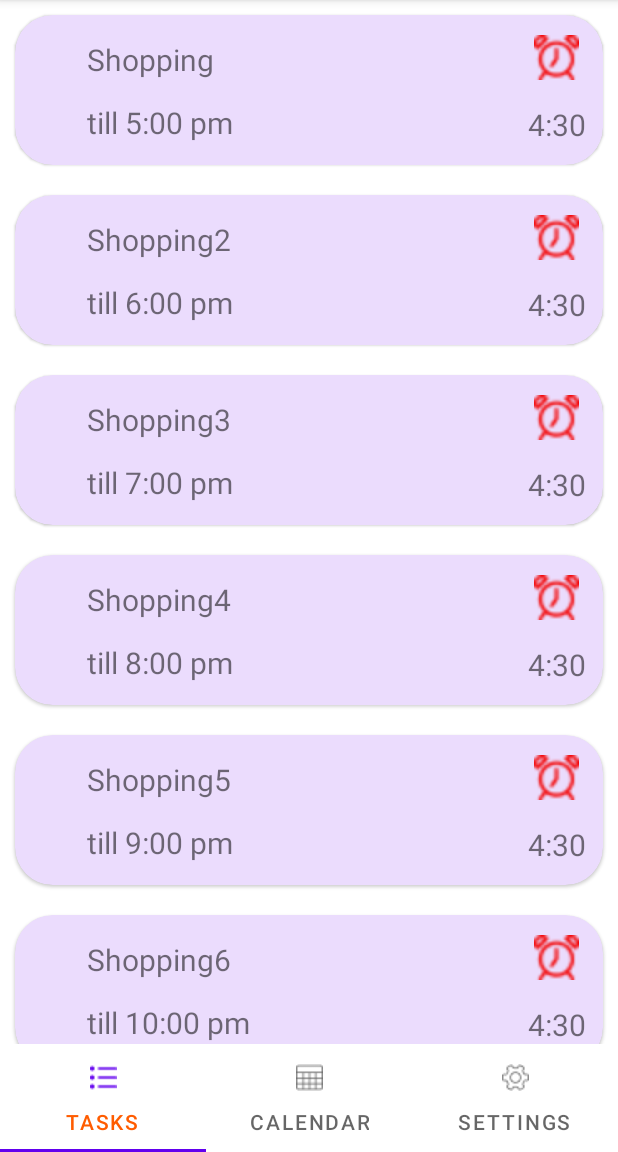
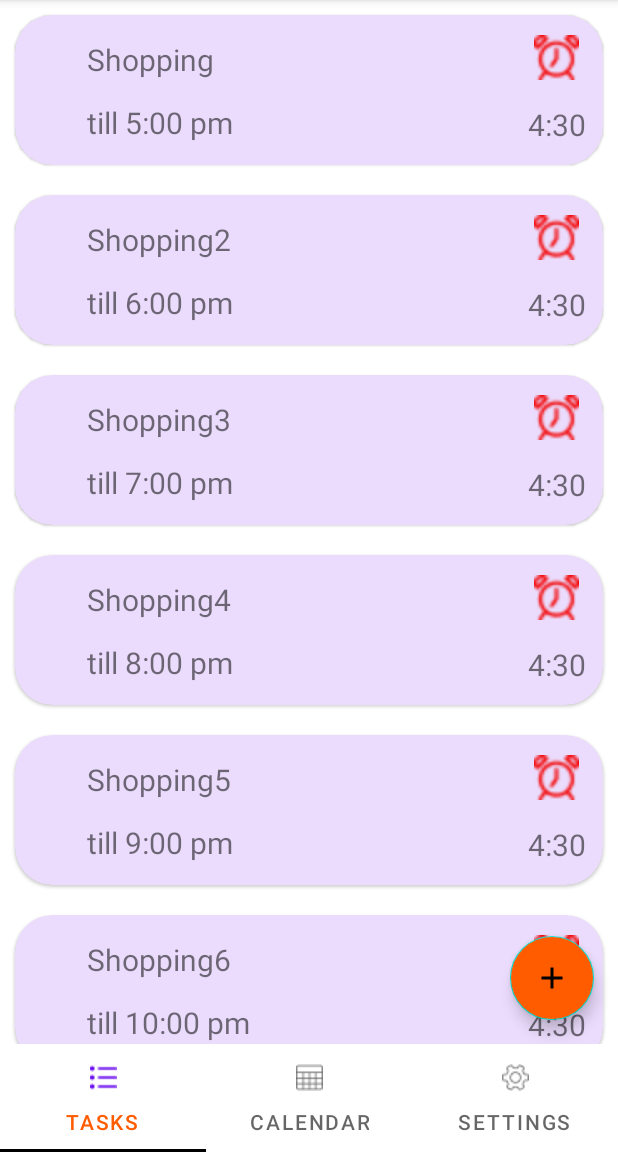
Before and after one commit to ToDoProj/ToDoProj, an Android app: the screen it shows after launch (MainActivity), on a phone screen of 412 x 824 dp, the part 84-1236 px from its top. Run offline under Robolectric (Android 15) with nearby library versions, the phone set to English and light mode, and no system bars.

Commit message:
add floating action button

```diff
--- a/app/src/main/java/ru/androidlab/todoproj/MainActivity.kt
+++ b/app/src/main/java/ru/androidlab/todoproj/MainActivity.kt
@@ -2,19 +2,15 @@ package ru.androidlab.todoproj
 
 import androidx.appcompat.app.AppCompatActivity
 import android.os.Bundle
-import android.view.LayoutInflater
-import android.view.Window
 import com.google.android.material.tabs.TabLayout
-import ru.androidlab.todoproj.adapters.Adapter
 import ru.androidlab.todoproj.databinding.ActivityMainBinding
-import ru.androidlab.todoproj.util.MockUtil
 import ru.androidlab.todoproj.views.fragments.TasksFragment
 
 class MainActivity : AppCompatActivity() {
 
     override fun onCreate(savedInstanceState: Bundle?) {
         super.onCreate(savedInstanceState)
-        var binding = ActivityMainBinding.inflate(layoutInflater)
+        val binding = ActivityMainBinding.inflate(layoutInflater)
         val fragment = supportFragmentManager.findFragmentById(R.id.fragmentContainerView) ?: TasksFragment()
 
         savedInstanceState ?: supportFragmentManager.beginTransaction().apply {
--- a/app/src/main/java/ru/androidlab/todoproj/adapters/Adapter.kt
+++ b/app/src/main/java/ru/androidlab/todoproj/adapters/Adapter.kt
@@ -4,9 +4,11 @@ import android.view.LayoutInflater
 import android.view.ViewGroup
 import androidx.recyclerview.widget.DiffUtil
 import androidx.recyclerview.widget.ListAdapter
+import ru.androidlab.todoproj.data.Task
 import ru.androidlab.todoproj.databinding.ItemHolderBinding
 
-class Adapter(private val listener: IMovieClick) : ListAdapter<Item, BaseViewHolder>(MoviesDiffCallback){
+class Adapter(private val listener: IMovieClick) :
+    ListAdapter<Task, BaseViewHolder>(MoviesDiffCallback) {
 
     override fun onCreateViewHolder(parent: ViewGroup, viewType: Int): BaseViewHolder {
         return Holder(parent)
@@ -20,11 +22,17 @@ class Adapter(private val listener: IMovieClick) : ListAdapter<Item, BaseViewHol
         return currentList.size
     }
 
-    inner class Holder(private val binding: ItemHolderBinding) :  BaseViewHolder(binding.root) {
-        constructor(parent: ViewGroup) : this(ItemHolderBinding.inflate(LayoutInflater.from(parent.context), parent, false))
+    inner class Holder(private val binding: ItemHolderBinding) : BaseViewHolder(binding.root) {
+        constructor(parent: ViewGroup) : this(
+            ItemHolderBinding.inflate(
+                LayoutInflater.from(parent.context),
+                parent,
+                false
+            )
+        )
 
-        override fun bind(item: Item) {
-            item as Item.Card
+        override fun bind(item: Task) {
+            item as Task.AlarmTask
             binding.apply {
                 textTitle.text = item.textTitle
                 textTime.text = item.textTime
@@ -36,23 +44,21 @@ class Adapter(private val listener: IMovieClick) : ListAdapter<Item, BaseViewHol
     }
 
     interface IMovieClick {
-        fun showToast(position: Item)
-  //      fun onDelete(position: Item)
+        fun showToast(position: Task)
     }
 
-    object MoviesDiffCallback : DiffUtil.ItemCallback<Item>(){
-        override fun areItemsTheSame(oldItem: Item, newItem: Item): Boolean {
+    object MoviesDiffCallback : DiffUtil.ItemCallback<Task>() {
+        override fun areItemsTheSame(oldItem: Task, newItem: Task): Boolean {
             return when {
-                oldItem is Item.Card && newItem is Item.Card -> {
+                oldItem is Task.AlarmTask && newItem is Task.AlarmTask -> {
                     oldItem.textTitle == newItem.textTitle
                 }
                 else -> true
             }
         }
 
-        override fun areContentsTheSame(oldItem: Item, newItem: Item): Boolean {
+        override fun areContentsTheSame(oldItem: Task, newItem: Task): Boolean {
             return areItemsTheSame(oldItem, newItem)
         }
     }
-
 }
--- a/app/src/main/java/ru/androidlab/todoproj/adapters/BaseViewHolder.kt
+++ b/app/src/main/java/ru/androidlab/todoproj/adapters/BaseViewHolder.kt
@@ -2,7 +2,8 @@ package ru.androidlab.todoproj.adapters
 
 import android.view.View
 import androidx.recyclerview.widget.RecyclerView
+import ru.androidlab.todoproj.data.Task
 
 abstract class BaseViewHolder(itemView: View) : RecyclerView.ViewHolder(itemView) {
-    abstract fun bind(item: Item)
+    abstract fun bind(item: Task)
 }
--- a/app/src/main/java/ru/androidlab/todoproj/adapters/IItem.kt
+++ /dev/null
@@ -1,5 +0,0 @@
-package ru.androidlab.todoproj.adapters
-
-sealed class Item{
-    data class Card(val textTitle: String, val textTime: String, val alarmClockImage: Int, val time: String): Item()
-}
--- a/app/src/main/java/ru/androidlab/todoproj/data/Data.kt
+++ /dev/null
@@ -1,3 +0,0 @@
-package ru.androidlab.todoproj.data
-
-//TODO delete this file when create data entities
--- /dev/null
+++ b/app/src/main/java/ru/androidlab/todoproj/data/Task.kt
@@ -0,0 +1,5 @@
+package ru.androidlab.todoproj.data
+
+sealed class Task{
+    data class AlarmTask(val textTitle: String, val textTime: String, val alarmClockImage: Int, val time: String): Task()
+}
--- a/app/src/main/java/ru/androidlab/todoproj/util/MockUtil.kt
+++ b/app/src/main/java/ru/androidlab/todoproj/util/MockUtil.kt
@@ -1,15 +1,21 @@
 package ru.androidlab.todoproj.util
 
 import ru.androidlab.todoproj.R
-import ru.androidlab.todoproj.adapters.Item
+import ru.androidlab.todoproj.data.Task
 
 object MockUtil {
      fun geList() = listOf(
-            Item.Card("Shopping", "till 5:00 pm", R.drawable.alarm_clock, "4:30"),
-            Item.Card("Shopping2", "till 6:00 pm", R.drawable.alarm_clock, "4:30"),
-            Item.Card("Shopping3", "till 7:00 pm", R.drawable.alarm_clock, "4:30"),
-            Item.Card("Shopping4", "till 8:00 pm", R.drawable.alarm_clock, "4:30"),
-            Item.Card("Shopping5", "till 9:00 pm", R.drawable.alarm_clock, "4:30"),
-            Item.Card("Shopping6", "till 10:00 pm", R.drawable.alarm_clock, "4:30")
+            Task.AlarmTask("Shopping", "till 5:00 pm", R.drawable.alarm_clock, "4:30"),
+            Task.AlarmTask("Shopping2", "till 6:00 pm", R.drawable.alarm_clock, "4:30"),
+            Task.AlarmTask("Shopping3", "till 7:00 pm", R.drawable.alarm_clock, "4:30"),
+            Task.AlarmTask("Shopping4", "till 8:00 pm", R.drawable.alarm_clock, "4:30"),
+            Task.AlarmTask("Shopping5", "till 9:00 pm", R.drawable.alarm_clock, "4:30"),
+            Task.AlarmTask("Shopping6", "till 10:00 pm", R.drawable.alarm_clock, "4:30"),
+            Task.AlarmTask("Shopping7", "till 5:00 pm", R.drawable.alarm_clock, "4:30"),
+            Task.AlarmTask("Shopping8", "till 6:00 pm", R.drawable.alarm_clock, "4:30"),
+            Task.AlarmTask("Shopping9", "till 7:00 pm", R.drawable.alarm_clock, "4:30"),
+            Task.AlarmTask("Shopping10", "till 8:00 pm", R.drawable.alarm_clock, "4:30"),
+            Task.AlarmTask("Shopping11", "till 9:00 pm", R.drawable.alarm_clock, "4:30"),
+            Task.AlarmTask("Shopping12", "till 10:00 pm", R.drawable.alarm_clock, "4:30")
     )
 }
--- a/app/src/main/java/ru/androidlab/todoproj/views/fragments/TasksFragment.kt
+++ b/app/src/main/java/ru/androidlab/todoproj/views/fragments/TasksFragment.kt
@@ -1,14 +1,15 @@
 package ru.androidlab.todoproj.views.fragments
 
-import android.app.Activity
 import android.os.Bundle
-import androidx.fragment.app.Fragment
 import android.view.LayoutInflater
 import android.view.View
 import android.view.ViewGroup
 import android.widget.Toast
+import androidx.fragment.app.Fragment
+import androidx.recyclerview.widget.RecyclerView
+import ru.androidlab.todoproj.R
 import ru.androidlab.todoproj.adapters.Adapter
-import ru.androidlab.todoproj.adapters.Item
+import ru.androidlab.todoproj.data.Task
 import ru.androidlab.todoproj.databinding.FragmentTasksBinding
 import ru.androidlab.todoproj.util.MockUtil
 
@@ -32,7 +33,29 @@ class TasksFragment : Fragment(), Adapter.IMovieClick {
 
         binding.recyclerView.adapter = adapter
         adapter.submitList(MockUtil.geList())
+        showAndHideFloatingActionButton()
+        binding.floatingActionButton.setOnClickListener {
+            val list = adapter.currentList.toMutableList().also {
+                it.add(
+                    Task.AlarmTask("Shopp", "till 5:00 pm", R.drawable.alarm_clock, "4:30")
+                )
+            }
+            adapter.submitList(list)
+        }
 
+    }
+
+    private fun showAndHideFloatingActionButton() {
+        binding.recyclerView.addOnScrollListener(object : RecyclerView.OnScrollListener() {
+            override fun onScrolled(recyclerView: RecyclerView, dx: Int, dy: Int) {
+                if (dy > 0 && binding.floatingActionButton.visibility == View.VISIBLE) {
+                    binding.floatingActionButton.hide()
+                } else if (dy < 0 && binding.floatingActionButton.visibility != View.VISIBLE) {
+                    binding.floatingActionButton.show()
+                }
+                super.onScrolled(recyclerView, dx, dy)
+            }
+        })
     }
 
     override fun onDestroyView() {
@@ -40,8 +63,7 @@ class TasksFragment : Fragment(), Adapter.IMovieClick {
         _binding = null
     }
 
-    override fun showToast(position: Item) {
+    override fun showToast(position: Task) {
         Toast.makeText(activity, "it's ${position}", Toast.LENGTH_LONG).show()
     }
-
 }
--- /dev/null
+++ b/app/src/main/res/drawable/ic_plus_24.xml
@@ -0,0 +1,6 @@
+<?xml version="1.0" encoding="utf-8"?>
+<vector android:height="24dp" android:tint="#FFFFFF"
+    android:viewportHeight="24.0" android:viewportWidth="24.0"
+    android:width="24dp" xmlns:android="http://schemas.android.com/apk/res/android">
+    <path android:fillColor="#FFFFFF" android:pathData="M19,13h-6v6h-2v-6H5v-2h6V5h2v6h6v2z"/>
+</vector>
--- a/app/src/main/res/layout/activity_main.xml
+++ b/app/src/main/res/layout/activity_main.xml
@@ -21,31 +21,31 @@
         android:layout_height="wrap_content"
         app:layout_constraintBottom_toBottomOf="parent"
         app:layout_constraintEnd_toEndOf="parent"
+        app:layout_constraintHorizontal_bias="1.0"
         app:layout_constraintStart_toStartOf="parent"
         app:layout_constraintTop_toBottomOf="@id/fragmentContainerView"
-        app:tabSelectedTextColor="#FF5C00"
-        app:tabMode="fixed">
+        app:tabMode="fixed"
+        app:tabIndicatorColor="@color/black"
+        app:tabSelectedTextColor="#FF5C00">
 
         <com.google.android.material.tabs.TabItem
             android:layout_width="wrap_content"
             android:layout_height="wrap_content"
-            android:text="Tasks"
-            android:icon="@drawable/bullet_list"
-            />
+            android:icon="@drawable/bullet_list_selected"
+
+            android:text="Tasks" />
 
         <com.google.android.material.tabs.TabItem
             android:layout_width="wrap_content"
             android:layout_height="wrap_content"
-            android:text="Calendar"
             android:icon="@drawable/calendar"
-            />
+            android:text="Calendar" />
 
         <com.google.android.material.tabs.TabItem
             android:layout_width="wrap_content"
             android:layout_height="wrap_content"
-            android:text="Settings"
             android:icon="@drawable/settings"
-            />
+            android:text="Settings" />
 
     </com.google.android.material.tabs.TabLayout>
 </androidx.constraintlayout.widget.ConstraintLayout>
--- a/app/src/main/res/layout/fragment_tasks.xml
+++ b/app/src/main/res/layout/fragment_tasks.xml
@@ -1,5 +1,5 @@
 <?xml version="1.0" encoding="utf-8"?>
-<androidx.constraintlayout.widget.ConstraintLayout xmlns:android="http://schemas.android.com/apk/res/android"
+<androidx.coordinatorlayout.widget.CoordinatorLayout xmlns:android="http://schemas.android.com/apk/res/android"
     xmlns:app="http://schemas.android.com/apk/res-auto"
     xmlns:tools="http://schemas.android.com/tools"
     android:layout_width="match_parent"
@@ -13,4 +13,14 @@
         android:layout_height="match_parent"
         tools:listitem="@layout/item_holder" />
 
-</androidx.constraintlayout.widget.ConstraintLayout>
+    <com.google.android.material.floatingactionbutton.FloatingActionButton
+        android:id="@+id/floating_action_button"
+        android:layout_width="56dp"
+        android:layout_height="56dp"
+        android:layout_gravity="bottom|right"
+        android:layout_margin="16dp"
+        android:contentDescription="floating"
+        android:backgroundTint="#FF5C00"
+        app:srcCompat="@drawable/ic_plus_24"/>
+
+</androidx.coordinatorlayout.widget.CoordinatorLayout>
```
Also changed, not shown: app/src/main/java/ru/androidlab/todoproj/views/BaseView.kt (line endings or trailing spaces), app/src/main/res/drawable-v24/bullet_list.png (added), app/src/main/res/drawable-v24/floating_action_button.png (added), app/src/main/res/drawable/bullet_list_selected.png (renamed from app/src/main/res/drawable/bullet_list.png).
